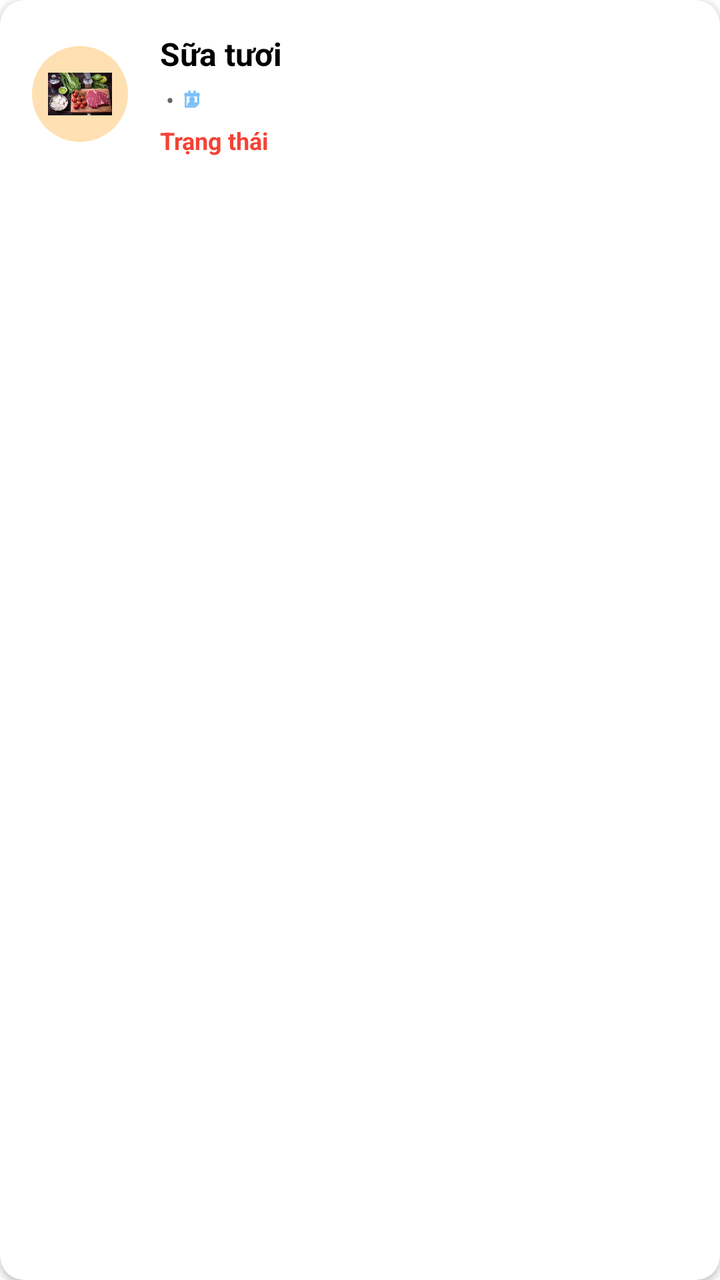
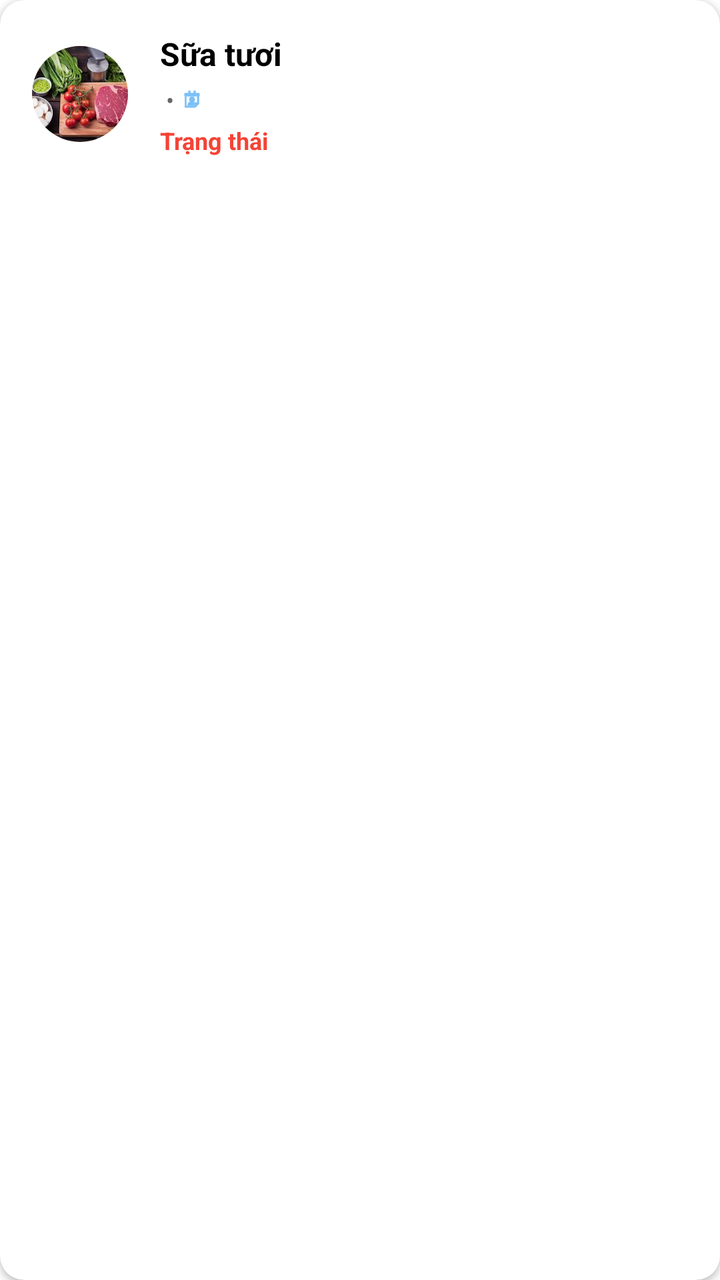

Compare the two renders of this Android layout. The source of the first and the diff that turns it into the second are given below.
<!-- AndroidManifest.xml: application theme Theme.CookEasy_LHD_113_T7 -->
<!-- res/layout/item_nguyen_lieu.xml -->
<?xml version="1.0" encoding="utf-8"?>
<androidx.cardview.widget.CardView xmlns:android="http://schemas.android.com/apk/res/android"
xmlns:app="http://schemas.android.com/apk/res-auto"
android:layout_width="match_parent"
android:layout_height="wrap_content"
android:layout_margin="8dp"
app:cardCornerRadius="12dp"
app:cardElevation="2dp"
android:clickable="true"
android:focusable="true"
android:foreground="?android:attr/selectableItemBackground">

<LinearLayout
	android:layout_width="match_parent"
	android:layout_height="wrap_content"
	android:orientation="horizontal"
	android:padding="16dp"
	android:gravity="center_vertical">

	<ImageView
		android:id="@+id/ivIcon"
		android:layout_width="48dp"
		android:layout_height="48dp"
		android:src="@drawable/nguyenlieu"
		android:background="@drawable/circle_orange_light_bg"
		android:padding="8dp"
		android:contentDescription="Icon" />

	<LinearLayout
		android:layout_width="0dp"
		android:layout_height="wrap_content"
		android:layout_weight="1"
		android:orientation="vertical"
		android:layout_marginStart="16dp">

		<TextView
			android:id="@+id/tvTenNguyenLieu"
			android:layout_width="wrap_content"
			android:layout_height="wrap_content"
			android:text="Sữa tươi"
			android:textColor="#000000"
			android:textSize="16sp"
			android:textStyle="bold" />

		<LinearLayout
			android:layout_width="wrap_content"
			android:layout_height="wrap_content"
			android:orientation="horizontal"
			android:layout_marginTop="4dp"
			android:gravity="center_vertical">

			<TextView
				android:id="@+id/tvSoLuong"
				android:layout_width="wrap_content"
				android:layout_height="wrap_content"
				android:text=""
				android:textColor="#666666"
				android:textSize="12sp" />

			<TextView
				android:layout_width="wrap_content"
				android:layout_height="wrap_content"
				android:text=" • "
				android:textColor="#666666"
				android:textSize="12sp" />

			<ImageView
				android:layout_width="12dp"
				android:layout_height="12dp"
				android:src="@android:drawable/ic_menu_my_calendar"
				app:tint="#2196F3"
				android:contentDescription="Calendar" />

			<TextView
				android:id="@+id/tvNgayHetHan"
				android:layout_width="wrap_content"
				android:layout_height="wrap_content"
				android:text=""
				android:textColor="#666666"
				android:textSize="12sp"
				android:layout_marginStart="4dp" />
		</LinearLayout>

		<TextView
			android:id="@+id/tvTrangThai"
			android:layout_width="wrap_content"
			android:layout_height="wrap_content"
			android:text="Trạng thái"
			android:textColor="#F44336"
			android:textSize="12sp"
			android:textStyle="bold"
			android:layout_marginTop="4dp" />
	</LinearLayout>
</LinearLayout>
</androidx.cardview.widget.CardView>
<!-- resources referenced by this layout -->
<resources>
  <!-- drawable circle_orange_light_bg (drawable) -->
  <?xml version="1.0" encoding="utf-8"?>
  <shape xmlns:android="http://schemas.android.com/apk/res/android"
      android:shape="oval">
      <solid android:color="#FFE0B2" />
  </shape>
  <!-- drawable nguyenlieu: jpg bitmap (drawable, 11913 bytes) -->
  <style name="Theme.CookEasy_LHD_113_T7" parent="Theme.MaterialComponents.DayNight.NoActionBar">
          
          <item name="colorPrimary">@color/purple_500</item>
          <item name="colorPrimaryVariant">@color/purple_700</item>
          <item name="colorOnPrimary">@color/white</item>
          
      </style>
  <color name="purple_500">#FF6200EE</color>
  <color name="purple_700">#FF3700B3</color>
  <color name="white">#FFFFFFFF</color>
</resources>

<!-- the commit's change to res/layout/item_nguyen_lieu.xml (unified diff, before → after) -->
@@ -23,7 +23,9 @@ android:foreground="?android:attr/selectableItemBackground">
 		android:layout_height="48dp"
 		android:src="@drawable/nguyenlieu"
 		android:background="@drawable/circle_orange_light_bg"
-		android:padding="8dp"
+		android:padding="0dp"
+		android:scaleType="centerCrop"
+		android:clipToOutline="true"
 		android:contentDescription="Icon" />
 
 	<LinearLayout
